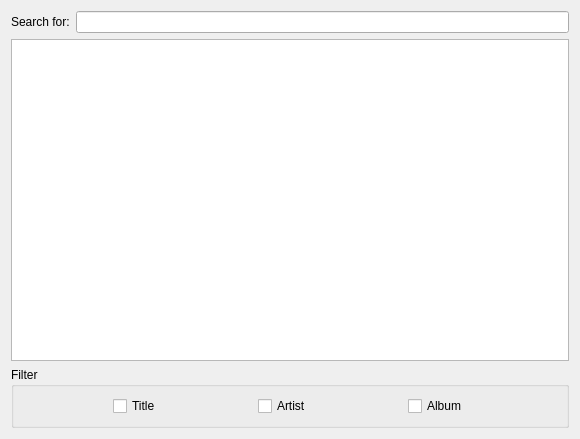
First picture: the form in src/audio_player/search_dialog.ui, repository dv1/ion_player, before the edit.
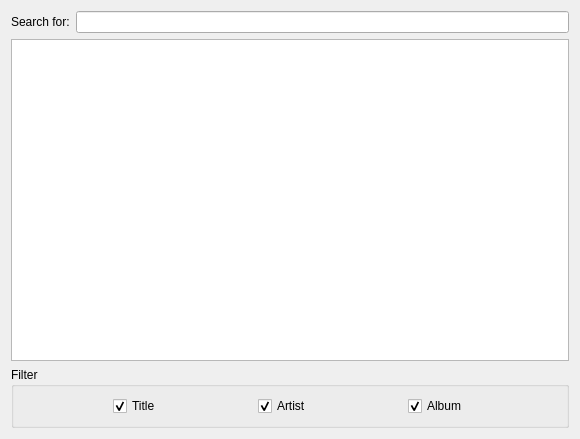
Second picture: the form after the edit.

Commit message: Search is fully functional now Created search_dialog class & put all GUI related search dialog parts into it Added all_resources_changed signal handler to playlist_qt_model Set search_dialog check boxes to be initially checked filter_playlist::update_entries() now emits the all_resources_changed signal; actual entry updates put in update_entries_impl()

The edit to the form file:
```diff
--- a/src/audio_player/search_dialog.ui
+++ b/src/audio_player/search_dialog.ui
@@ -64,6 +64,9 @@
         <property name="text">
          <string>Title</string>
         </property>
+        <property name="checked">
+         <bool>true</bool>
+        </property>
        </widget>
       </item>
       <item row="0" column="2">
@@ -90,6 +93,9 @@
         <property name="text">
          <string>Artist</string>
         </property>
+        <property name="checked">
+         <bool>true</bool>
+        </property>
        </widget>
       </item>
       <item row="0" column="4">
@@ -119,6 +125,9 @@
         <property name="text">
          <string>Album</string>
         </property>
+        <property name="checked">
+         <bool>true</bool>
+        </property>
        </widget>
       </item>
       <item row="0" column="6">
```
The commit also changes 7 other files.
